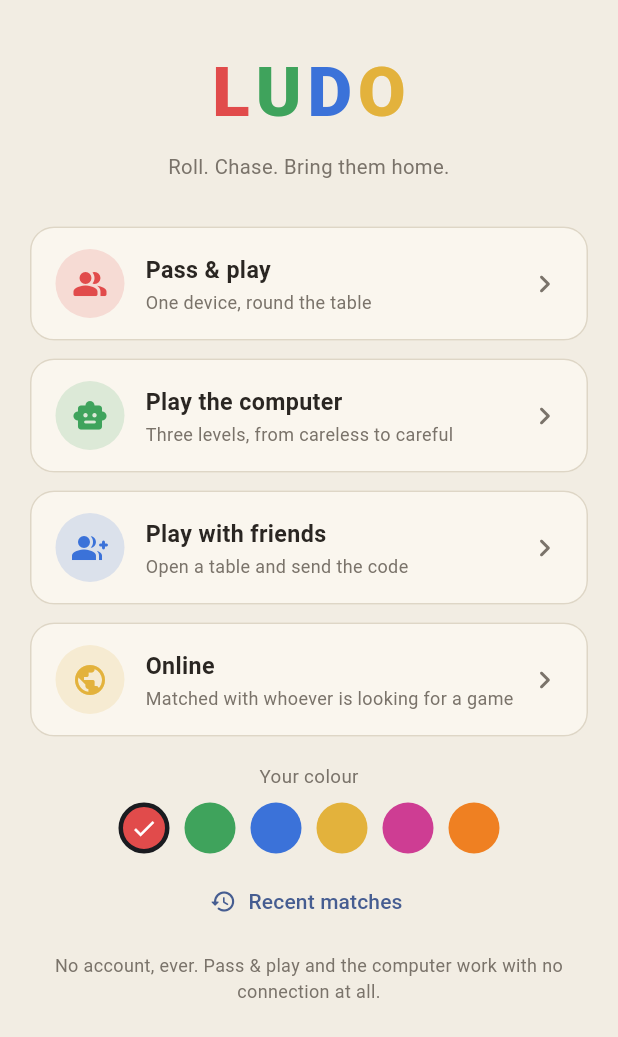
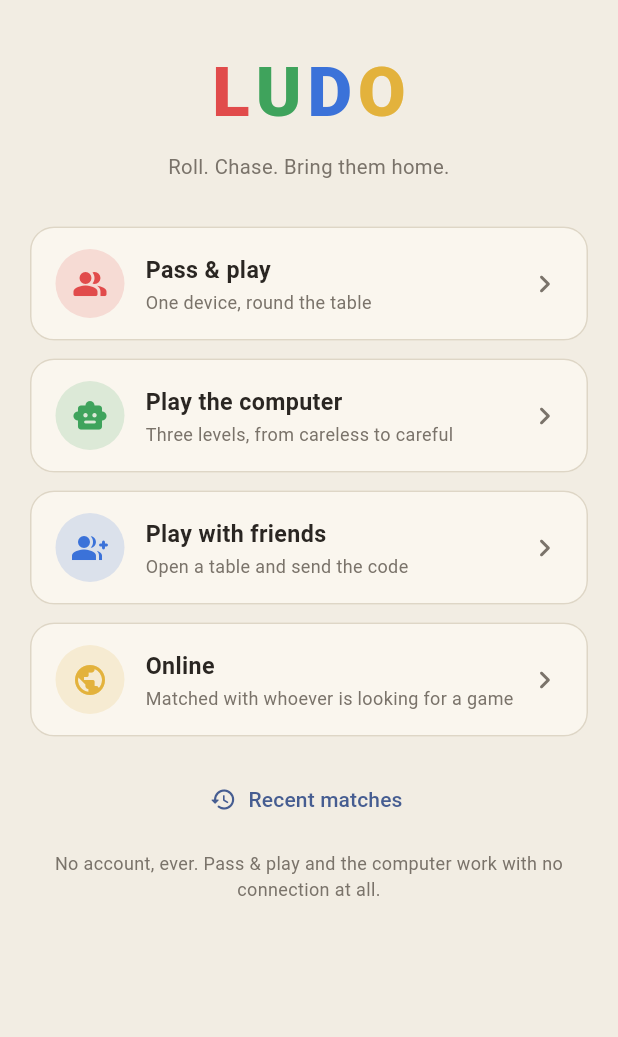
Before and after one commit to QuakeString/ludo, a Flutter app: the screen it shows after launch, on a phone screen of 412 x 824 dp. Shown: the top 1037 px of the screen. Run offline on Flutter 3.47's test engine with Material 3 defaults, Android fonts, the phone set to English and light mode, and no system bars; our stand-ins replace audioplayers, share_plus, shared_preferences; accounts and stored records are empty.

```diff
--- a/app/lib/screens/home_screen.dart
+++ b/app/lib/screens/home_screen.dart
@@ -147,14 +147,6 @@ class _HomeScreenState extends State<HomeScreen> {
                   },
                 ),
                 const SizedBox(height: 18),
-                _ColourPicker(
-                  chosen: favouriteColour ?? ludoRed,
-                  onPick: (colour) async {
-                    await FavouriteColour.save(colour);
-                    if (mounted) setState(() {});
-                  },
-                ),
-                const SizedBox(height: 8),
                 Center(
                   child: TextButton.icon(
                     onPressed: () => _go(context, const HistoryScreen()),
@@ -256,64 +248,6 @@ class _ContinueCard extends StatelessWidget {
           ),
         ),
       ),
-    );
-  }
-}
-
-/// The colour this player plays in, on every board this phone shows.
-class _ColourPicker extends StatelessWidget {
-  const _ColourPicker({required this.chosen, required this.onPick});
-
-  final Color chosen;
-  final ValueChanged<Color> onPick;
-
-  @override
-  Widget build(BuildContext context) {
-    final palette = BoardPalette.of(context);
-    return Column(
-      children: [
-        Text(
-          'Your colour',
-          style: TextStyle(fontSize: 12.5, color: palette.faint),
-        ),
-        const SizedBox(height: 8),
-        Row(
-          mainAxisAlignment: MainAxisAlignment.center,
-          children: [
-            for (final colour in seatColors)
-              Padding(
-                padding: const EdgeInsets.symmetric(horizontal: 5),
-                child: Semantics(
-                  label: nameOfColour(colour),
-                  selected: colour == chosen,
-                  button: true,
-                  child: InkResponse(
-                    key: ValueKey('colour-${nameOfColour(colour)}'),
-                    onTap: () => onPick(colour),
-                    radius: 22,
-                    child: Container(
-                      width: 34,
-                      height: 34,
-                      decoration: BoxDecoration(
-                        color: colour,
-                        shape: BoxShape.circle,
-                        border: Border.all(
-                          color: colour == chosen
-                              ? Theme.of(context).colorScheme.onSurface
-                              : Colors.transparent,
-                          width: 3,
-                        ),
-                      ),
-                      child: colour == chosen
-                          ? const Icon(Icons.check, color: Colors.white, size: 18)
-                          : null,
-                    ),
-                  ),
-                ),
-              ),
-          ],
-        ),
-      ],
     );
   }
 }
--- a/app/lib/screens/online_screen.dart
+++ b/app/lib/screens/online_screen.dart
@@ -10,6 +10,7 @@ import '../net/connection.dart';
 import '../net/online_session.dart';
 import '../net/server_address.dart';
 import '../theme/seat_colors.dart';
+import 'colour_picker.dart';
 import 'game_screen.dart';
 import 'profile_screen.dart';
 
@@ -312,6 +313,8 @@ class _OnlineScreenState extends State<OnlineScreen> {
       'No account needed — this device is remembered, that is all.',
       style: TextStyle(fontSize: 12.5),
     ),
+    const SizedBox(height: 16),
+    ColourPicker(onPicked: () => setState(() {})),
     if (session.rejoinCode != null) ...[
       const SizedBox(height: 16),
       Card(
```
Also changed, not shown: app/lib/screens/colour_picker.dart (added, +81 -0 lines), 1 other file.
